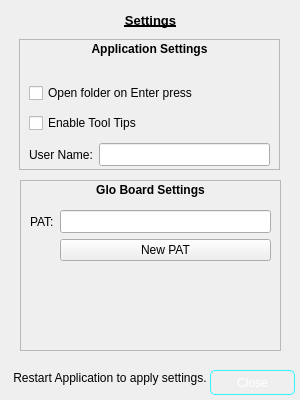
qrcline/WAEX_File_Organizer, file WaExport/settingd.ui: the form before one commit.
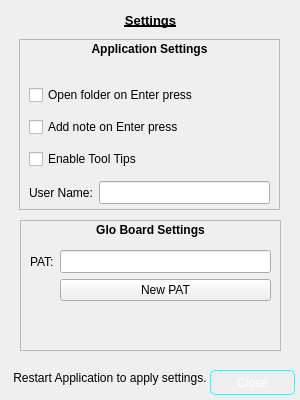
The form after the commit.

Patch:
```diff
--- a/WaExport/settingd.ui
+++ b/WaExport/settingd.ui
@@ -88,9 +88,9 @@
    <property name="geometry">
     <rect>
      <x>20</x>
-     <y>180</y>
+     <y>220</y>
      <width>261</width>
-     <height>171</height>
+     <height>131</height>
     </rect>
    </property>
    <property name="frameShape">
@@ -163,7 +163,7 @@
      <x>19</x>
      <y>39</y>
      <width>261</width>
-     <height>131</height>
+     <height>171</height>
     </rect>
    </property>
    <property name="frameShape">
@@ -178,7 +178,7 @@
       <x>10</x>
       <y>40</y>
       <width>241</width>
-      <height>91</height>
+      <height>131</height>
      </rect>
     </property>
     <layout class="QVBoxLayout" name="verticalLayout">
@@ -189,6 +189,13 @@
        </property>
       </widget>
      </item>
+     <item>
+      <widget class="QCheckBox" name="settingsNoteEnter">
+       <property name="text">
+        <string>Add note on Enter press</string>
+       </property>
+      </widget>
+     </item>
      <item>
       <widget class="QCheckBox" name="settingsToolTips">
        <property name="text">
```
